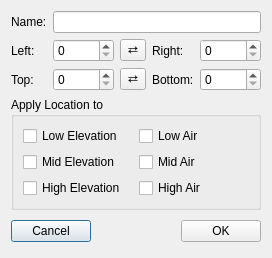
heinermann/ChkForge, file ChkForge/locationproperties.ui: the form before one commit.
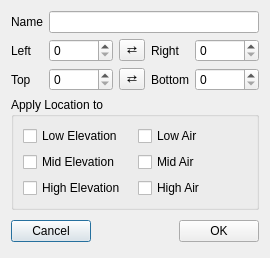
The form after the commit.

```diff
--- a/ChkForge/locationproperties.ui
+++ b/ChkForge/locationproperties.ui
@@ -7,7 +7,7 @@
     <x>0</x>
     <y>0</y>
     <width>270</width>
-    <height>236</height>
+    <height>250</height>
    </rect>
   </property>
   <property name="windowTitle">
@@ -19,7 +19,7 @@
      <item row="1" column="0">
       <widget class="QLabel" name="label">
        <property name="text">
-        <string>Left:</string>
+        <string>Left</string>
        </property>
       </widget>
      </item>
@@ -39,14 +39,14 @@
      <item row="2" column="0">
       <widget class="QLabel" name="label_2">
        <property name="text">
-        <string>Top:</string>
+        <string>Top</string>
        </property>
       </widget>
      </item>
      <item row="1" column="3">
       <widget class="QLabel" name="label_3">
        <property name="text">
-        <string>Right:</string>
+        <string>Right</string>
        </property>
       </widget>
      </item>
@@ -86,7 +86,7 @@
      <item row="2" column="3">
       <widget class="QLabel" name="label_4">
        <property name="text">
-        <string>Bottom:</string>
+        <string>Bottom</string>
        </property>
       </widget>
      </item>
@@ -113,7 +113,7 @@
      <item row="0" column="0">
       <widget class="QLabel" name="label_5">
        <property name="text">
-        <string>Name:</string>
+        <string>Name</string>
        </property>
       </widget>
      </item>
```
Left out of the diff: 12 changed lines with no effect on the pictures.
